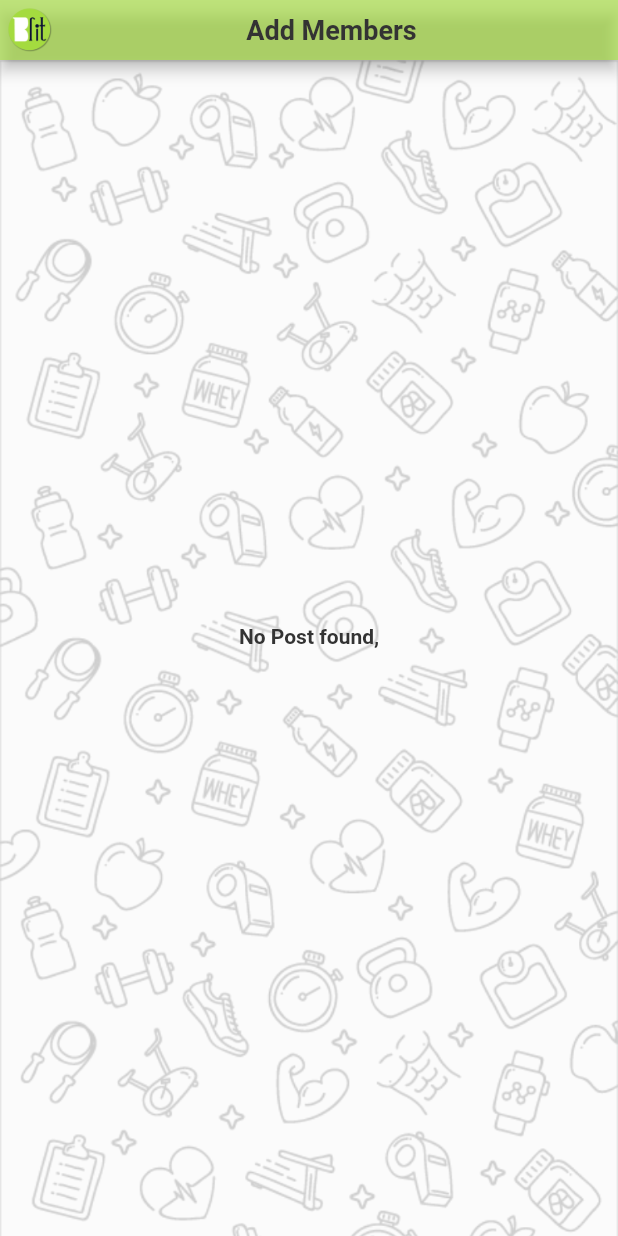
After one commit to paliwalmayankad/unifit, a Flutter app: the AddMEmberToCommunityFile screen opened directly, on a phone screen of 412 x 824 dp. The commit adds this screen. Run offline on Flutter 3.47's test engine with Material 2 defaults, Android fonts, the phone set to English and light mode, and no system bars; our stand-ins replace bubble, cloud_firestore, expandable, fancy_bottom_navigation, firebase_auth, firebase_storage and 11 more; missing offline and left inert: bezier_chart, fcharts, flutter_youtube, flutube, razorpay_flutter; accounts and stored records are empty.

Commit message:
//// cahnge

```diff
--- /dev/null
+++ b/lib/FIles/AddMEmberToCommunityFile.dart
@@ -0,0 +1,292 @@
+import 'package:cloud_firestore/cloud_firestore.dart';
+import 'package:flutter/material.dart';
+import 'package:unifit/FireBasePackage/FireBase.dart';
+import 'package:unifit/Models/UserListModels.dart';
+import 'package:unifit/Utils/ConstantsForImages.dart';
+import 'package:unifit/Utils/MyColors.dart';
+import 'package:unifit/Utils/PrefrencesManager.dart';
+import 'package:unifit/Utils/Stringconstants.dart';
+import 'package:unifit/Utils/UiViewsWidget.dart';
+
+import 'CommunitypostViewWidget.dart';
+
+class AddMEmberToCommunityFile extends StatefulWidget
+{
+  final communityid;
+  const AddMEmberToCommunityFile({Key key,this.communityid}):super(key:key);
+
+
+  @override
+  State<StatefulWidget> createState() {
+    // TODO: implement createState
+    return AddMEmberToCommunityFileState();
+  }
+}
+class AddMEmberToCommunityFileState extends State<AddMEmberToCommunityFile>
+{
+  bool mainstate=false;
+  List<UserListModels> usermainlist;
+
+  @override
+  void initState() {
+    // TODO: implement initState
+    super.initState();
+    usermainlist=new List();
+    _getuserlistforadd();
+  }
+
+  @override
+  Widget build(BuildContext context) {
+    // TODO: implement build
+    return Scaffold(
+      appBar:  getAppBar(),
+      body: Container(width: double.infinity,height: double.infinity,
+        decoration:
+        UiViewsWidget.BackgroundImage(),child: mainstate==true?showcommunitieslist():Center(child: UiViewsWidget.progressdialogbox(),),),
+    );
+  }
+
+  getAppBar() {
+    double statusbarHeight = MediaQuery
+        .of(context)
+        .padding
+        .top;
+
+
+    return PreferredSize(
+        preferredSize: Size.fromHeight(40+statusbarHeight),
+
+        // here the desired height
+        child:AppBar( backgroundColor: MyColors.basegreencolor, // this will hide Drawer hamburger icon
+            actions: <Widget>[Container()],
+            automaticallyImplyLeading: false,flexibleSpace:
+            Container(
+              alignment: Alignment.center,
+              padding: new EdgeInsets.only(top: statusbarHeight,left: 5,right: 5),
+
+              child:Row(
+                mainAxisAlignment: MainAxisAlignment.center,
+                crossAxisAlignment: CrossAxisAlignment.center,
+                children:
+                <Widget>[
+                  Image.asset(ConstantsForImages.bfitsplashlogo,height: 30,width: 30,),
+
+                  new Spacer(),
+                  Text("Add Members",style: TextStyle(fontSize:18,color: MyColors.basetextcolor,fontWeight: FontWeight.bold),),
+                  new Spacer(),
+
+
+                  /* Container(alignment:Alignment.centerRight,child: Image.asset(ConstantsForImages.bfitsplashlogo,height: 30,width: 30,))
+            */  ],),
+            )));
+  }
+
+  showcommunitieslist() {
+    return Container(
+      child: usermainlist.length>0?
+      Container(
+        margin: EdgeInsets.only(top: 5,left: 5,right: 5,bottom: 5),
+        child:
+        SingleChildScrollView(
+
+            scrollDirection: Axis.vertical,
+            child:
+            Container(
+                child:  Container(
+                  child: usermainlist.length>0?
+                  Container(
+                    margin: EdgeInsets.only(top: 5,left: 5,right: 5,bottom: 5),
+                    child: ListView.builder(
+                        shrinkWrap: true,
+
+                        itemCount:usermainlist.length ,
+                        scrollDirection: Axis.vertical,
+                        itemBuilder: (context,index)
+                        {
+                          return
+                            Stack(children: <Widget>[
+
+
+
+                              InkWell(
+                                  onTap: (){
+//// FORWARD TO EXERCISE DETAIL SCREEN
+                                    // Navigator.push(context, MaterialPageRoute(builder: (context)=> CommunitiesDetailListFile(comid:communitylist[index].documentid ,title: communitylist[index].title,)));
+                                  },
+
+
+                                  child:Card(elevation:5,child:
+
+                                  Container(width: double.infinity,padding: EdgeInsets.only(top: 18,bottom:18,left: 5,right: 5),
+
+                                      child:
+                                      Row(children: <Widget>[
+                                        ClipRRect(
+
+                                          borderRadius: BorderRadius.circular(25.0),
+                                          child:
+                                          Container(child: FadeInImage(
+                                            height: 50,
+                                            width: 50,
+
+                                            fit: BoxFit.fill,
+                                            image: NetworkImage(
+                                                usermainlist[index].userimage),
+                                            placeholder: AssetImage(
+                                                ConstantsForImages.imgplaceholder),),),
+                                        ),
+
+                                        SizedBox(width: 10,),
+                                        Column(
+                                          mainAxisAlignment: MainAxisAlignment.end,crossAxisAlignment: CrossAxisAlignment.end,
+                                          children: <Widget>[
+                                            Text(usermainlist[index].username,style: TextStyle(color: MyColors.basetextcolor,fontSize: 18,fontWeight: FontWeight.bold),),
+                                            SizedBox(height: 5,),
+                                            /*Text(communitylist[index].shortdescription,maxLines:3,style: TextStyle(color: Colors.black54,fontSize: 14,fontWeight: FontWeight.bold),),
+                                  SizedBox(height: 5,),*/
+
+
+                                          ],),],)),
+
+                                  )),Positioned(bottom: 8,
+                                right: 8,
+                                child:  Row(
+                                  mainAxisAlignment: MainAxisAlignment.end,
+                                  crossAxisAlignment: CrossAxisAlignment.end,
+                                  children: <Widget>[
+                                   InkWell(
+                                     onTap:()
+                                     {
+                                       _addorremovememberfromlist(usermainlist[index]);
+
+                                     }
+                                     ,child: Container(
+                                      decoration:UiViewsWidget.greyblackcolorbackground(),
+                                      padding: EdgeInsets.only(top: 5,bottom: 5,left: 10,right: 10),
+                                      child:usermainlist[index].allredyadded==true? Text("Remove",style: TextStyle(color:Colors.white)):Text("Add",style: TextStyle(color:Colors.white)),),
+                                   )],),),
+
+
+                            ]);
+
+
+                        }) ,)
+                      :
+                  Center(child:
+                  Text("No Communities found,\n you can create new communites",textAlign: TextAlign.center,
+                    style: TextStyle(color: MyColors.basetextcolor,fontWeight: FontWeight.bold),),),
+
+                )
+
+
+
+            ) ),)
+          :
+      Center(child:
+      Text("No Post found,\n ",textAlign: TextAlign.center,
+        style: TextStyle(color: MyColors.basetextcolor,fontWeight: FontWeight.bold),),),
+
+    );
+
+  }
+
+  Future<void> _getuserlistforadd() async {
+    try
+    {
+      ///call firebase to get user list and fetch data
+      Firestore.instance.collection("users").getDocuments().then((userlist){
+        List list=userlist.documents;
+
+        if(list.length>0)
+        {
+          for(int i=0;i<list.length;i++)
+          {
+            if(list[i].documentID!=PrefrencesManager.getString(Stringconstants.USERID))
+            {
+              UserListModels um=new UserListModels();
+              um.userdocid=list[i].documentID;
+              um.userimage=list[i].data['img'];
+              um.username=list[i].data['name'];
+              List usercomlist=list[i].data['communitieslist'];
+
+              if(usercomlist.length>0){
+                for(int j=0;j<usercomlist.length;j++){
+                  if(usercomlist[j]==widget.communityid){
+                    um.allredyadded=true;
+                    break;
+                  }
+                }
+
+              }
+              else{
+                um.allredyadded=false;
+              }
+
+
+              usermainlist.add(um);
+            }
+
+
+          }
+          setState(() {
+            mainstate=true;
+          });
+
+
+        }
+        else
+        {
+          setState(() {
+            mainstate=true;
+          });
+        }
+
+
+
+
+
+      });
+
+
+    }
+    catch(e)
+    {
+      print(e);
+    }
+
+
+  }
+
+  void _addorremovememberfromlist(UserListModels usermainlist) {
+    /// if allredyadded is true means remove user or false it mean add to user
+    UiViewsWidget.showprogressdialogcomplete(context, true);
+    if(usermainlist.allredyadded==false)
+      {
+        Firestore.instance.collection("communities").document(widget.communityid).updateData({"addmembers":FieldValue.arrayUnion([usermainlist.userdocid])}).then((ondata){
+          // UPDATE COMMUNITY ID ADD USER LIST
+          Firestore.instance.collection("users").document(usermainlist.userdocid).updateData({"communitieslist":FieldValue.arrayUnion([widget.communityid])}).then((ondata){
+            // UPDATE COMMUNITY ID ADD USER LIST
+            setState(() {
+              usermainlist.allredyadded=true;
+            });
+UiViewsWidget.showprogressdialogcomplete(context, false);
+          });
+        });
+
+      }
+    else{
+      Firestore.instance.collection("communities").document(widget.communityid).updateData({"addmembers":FieldValue.arrayRemove([usermainlist.userdocid])}).then((ondata){
+        // UPDATE COMMUNITY ID ADD USER LIST
+        Firestore.instance.collection("users").document(usermainlist.userdocid).updateData({"communitieslist":FieldValue.arrayRemove([widget.communityid])}).then((ondata){
+          // UPDATE COMMUNITY ID ADD USER LIST
+          setState(() {
+            usermainlist.allredyadded=false;
+          });
+          UiViewsWidget.showprogressdialogcomplete(context, false);
+        });
+      });
+    }
+
+  }
+
+}
--- a/lib/FIles/CommunitiesDetailListFile.dart
+++ b/lib/FIles/CommunitiesDetailListFile.dart
@@ -8,6 +8,7 @@ import 'package:unifit/Utils/ConstantsForImages.dart';
 import 'package:unifit/Utils/MyColors.dart';
 import 'package:unifit/Utils/UiViewsWidget.dart';
 
+import 'AddMEmberToCommunityFile.dart';
 import 'CommunitypostViewWidget.dart';
 
 class CommunitiesDetailListFile extends StatefulWidget
@@ -178,7 +179,7 @@ class CommunitiesDetailListFileState extends State<CommunitiesDetailListFile>
                   InkWell(
                       onTap: ()
                       {
-                        //Navigator.push(context, MaterialPageRoute(builder: (context)=> CreateNewCommunityFile()));
+                        Navigator.push(context, MaterialPageRoute(builder: (context)=> AddMEmberToCommunityFile(communityid: widget.comid,)));
 
                       },
                       child:
--- /dev/null
+++ b/lib/Models/UserListModels.dart
@@ -0,0 +1,7 @@
+class UserListModels{
+
+  String userdocid;
+  String userimage;
+  String username;
+  bool allredyadded=false;
+}
```
Also changed, not shown: lib/FIles/CommunitiesFile.dart (+63 -4 lines), 1 other file.
